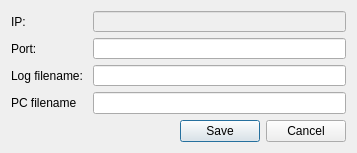
Above: settings.ui from Onis-dwa/PracticeServer before the change. Below: the same form after it.
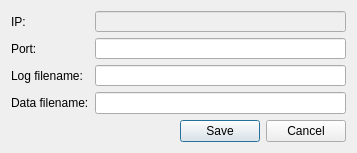
That is the form after the change.

Commit message: 2.0  Add view pc data (static & dynamin)  Add dep for group pc  Rewrite save/load   - add spacing in name pc, dep, settings  Rewrite ui  Add pc & dep collision :)

Patch:
```diff
--- a/settings.ui
+++ b/settings.ui
@@ -85,7 +85,7 @@
      <item row="3" column="0">
       <widget class="QLabel" name="pcsfile">
        <property name="text">
-        <string>PC filename</string>
+        <string>Data filename:</string>
        </property>
       </widget>
      </item>
```
Left out of the diff: 4 changed lines with no effect on the pictures. The commit also changes 31 other files.
